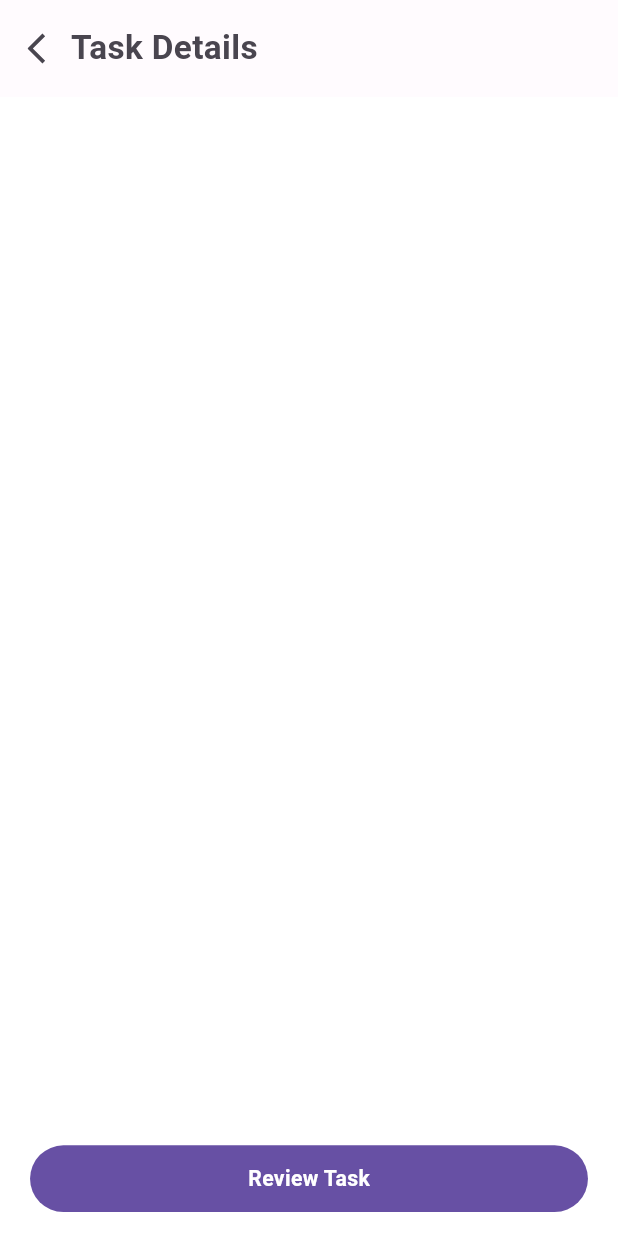
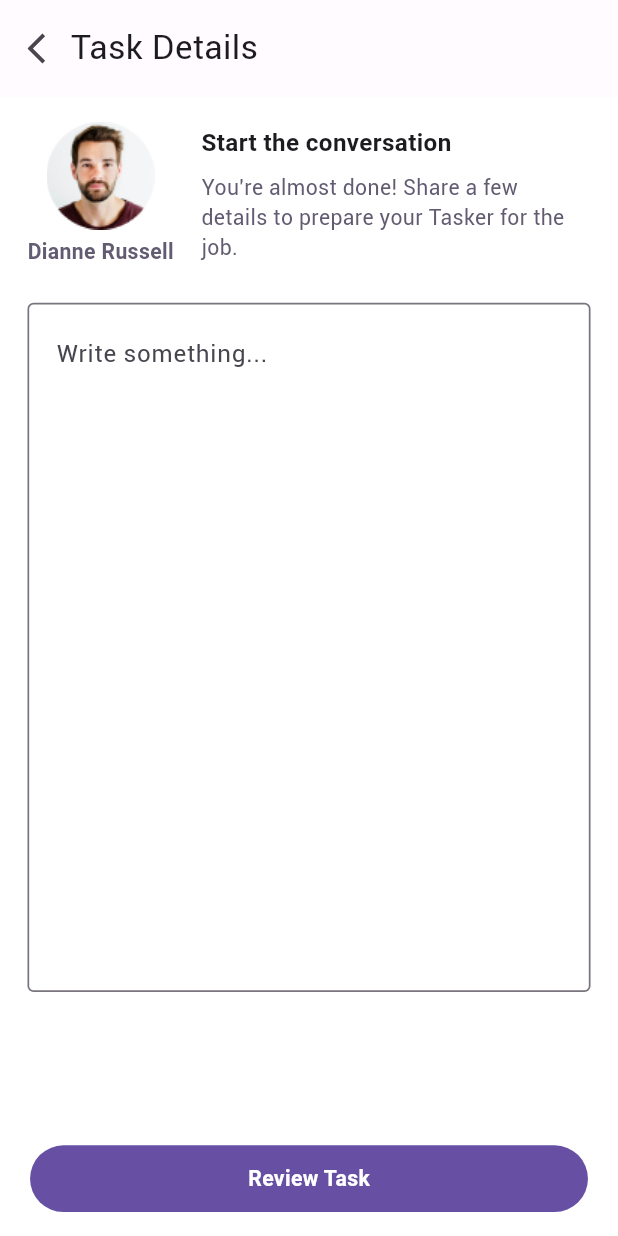
Before and after one commit to Amir-HShahi/workoo-flutter, a Flutter app: the screen it shows after launch, on a phone screen of 412 x 824 dp. Run offline on Flutter 3.47's test engine with Material 3 defaults, Android fonts, the phone set to English and light mode, and no system bars; our stand-ins replace flutter_svg, google_fonts.

Commit message:
add: task deatils

```diff
--- a/lib/view/components/customized_search_box.dart
+++ b/lib/view/components/customized_search_box.dart
@@ -9,10 +9,7 @@ class CustomizedSearchBox extends StatelessWidget {
       {super.key, required this.hintText, required this.controller});
 
   void removeInputDataHandler() {
-    print(controller.text);
     controller.clear();
-    print('-----------------------------------');
-    print(controller.text);
   }
 
   @override
--- a/lib/view/task_details.dart
+++ b/lib/view/task_details.dart
@@ -10,8 +10,10 @@ class TaskDetails extends StatelessWidget {
 
   void pressReviewTaskHandler() {}
 
+
   @override
   Widget build(BuildContext context) {
+    TextEditingController controller = TextEditingController();
     return Scaffold(
       backgroundColor: Colors.white,
       floatingActionButton: CustomizedFloatingButton(
@@ -22,11 +24,74 @@ class TaskDetails extends StatelessWidget {
           color: const Color(0xfffffbfe),
           title: Text("Task Details",
               style: GoogleFonts.roboto(
-                  color: const Color(0xff49454F),
-                  fontWeight: FontWeight.w700,
+                  color: const Color(0xff1c1b1f),
+                  fontWeight: FontWeight.w400,
                   fontSize: scaledHeight(22)))),
       body: Column(
-        children: [],
+        children: [
+          SizedBox(height: scaledHeight(16)),
+          Row(
+            children: [
+              SizedBox(width: scaledWidth(16)),
+              Column(
+                children: [
+                  Image.asset("assets/dianne_profile.png", height: scaledHeight(72)),
+                  SizedBox(height: scaledHeight(4)),
+                  Text("Dianne Russell",
+                      style: TextStyle(
+                          color: const Color(0xff625b71),
+                          fontSize: scaledHeight(14),
+                          fontFamily: "roboto",
+                          fontWeight: FontWeight.w600)),
+                ],
+              ),
+              SizedBox(width: scaledWidth(16)),
+              SizedBox(
+                width: scaledWidth(212),
+                child: Column(
+                  crossAxisAlignment: CrossAxisAlignment.start,
+                  children: [
+                    Text("Start the conversation",
+                        style: TextStyle(
+                            color: const Color(0xff1c1b1f),
+                            fontSize: scaledHeight(16),
+                            fontFamily: "roboto",
+                            fontWeight: FontWeight.w700)),
+                    SizedBox(height: scaledHeight(8)),
+                    Text(
+                        "You're almost done! Share a few details to prepare your Tasker for the job.",
+                        style: TextStyle(
+                          color: const Color(0xff625b71),
+                          fontSize: scaledHeight(14),
+                          fontFamily: "roboto",
+                        )),
+                  ],
+                ),
+              )
+            ],
+          ),
+          SizedBox(height: scaledHeight(24)),
+          Container(
+            height: scaledHeight(455),
+            width: scaledWidth(328),
+            padding: EdgeInsets.symmetric(vertical: scaledHeight(8), horizontal: scaledWidth(16)),
+            decoration: BoxDecoration(
+              borderRadius: BorderRadius.all(Radius.circular(scaledHeight(4))),
+              border: Border.all(color: const Color(0xff79747E), width: scaledWidth(1))
+            ),
+            child: TextField(
+              controller: controller,
+              decoration: InputDecoration(
+                  border: InputBorder.none,
+                  hintText: "Write something...",
+                  hintStyle: TextStyle(
+                      fontFamily: "roboto",
+                      fontSize: scaledHeight(16),
+                      color: const Color(0xff49454F)),
+                  filled: false),
+            ),
+          )
+        ],
       ),
     );
   }
```
Also changed, not shown: assets/dianne_profile.png (added).
